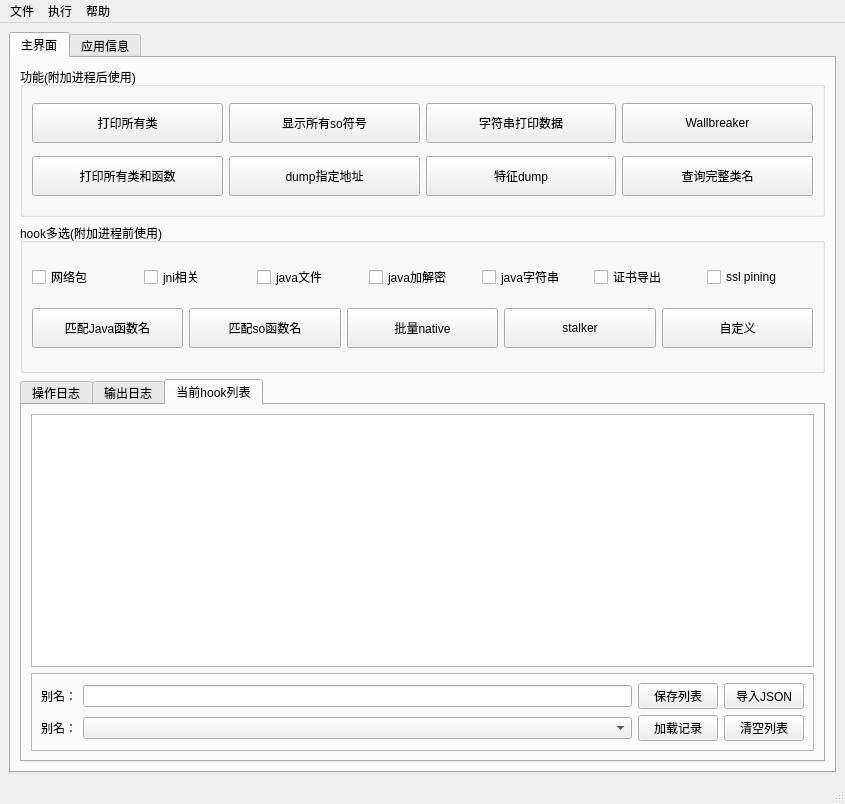
The window that ui/kmain.ui (dqzg12300/fridaUiTools) describes before a commit, drawn with Qt 5.
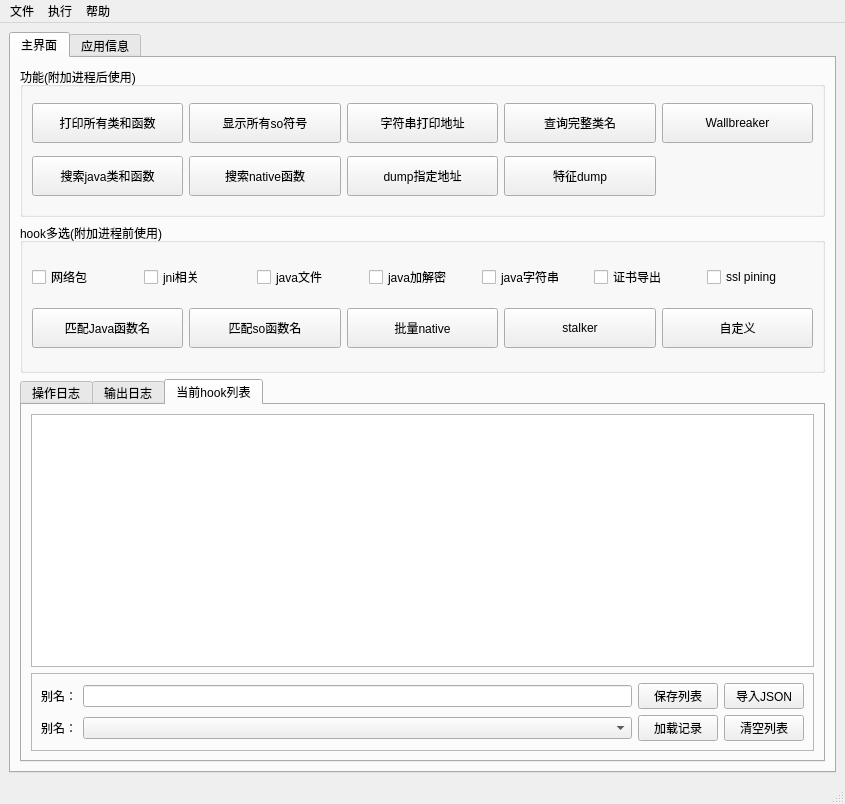
The same window after the commit.

```diff
--- a/ui/kmain.ui
+++ b/ui/kmain.ui
@@ -37,7 +37,7 @@
            <string>功能(附加进程后使用)</string>
           </property>
           <layout class="QGridLayout" name="gridLayout_4">
-           <item row="1" column="1">
+           <item row="2" column="2">
             <widget class="QPushButton" name="btnDumpPtr">
              <property name="minimumSize">
               <size>
@@ -50,8 +50,8 @@
              </property>
             </widget>
            </item>
-           <item row="1" column="0">
-            <widget class="QPushButton" name="btnShowMethods">
+           <item row="0" column="4">
+            <widget class="QPushButton" name="btnWallbreaker">
              <property name="minimumSize">
               <size>
                <width>0</width>
@@ -59,20 +59,7 @@
               </size>
              </property>
              <property name="text">
-              <string>打印所有类和函数</string>
-             </property>
-            </widget>
-           </item>
-           <item row="0" column="2">
-            <widget class="QPushButton" name="btnShowStr">
-             <property name="minimumSize">
-              <size>
-               <width>0</width>
-               <height>40</height>
-              </size>
-             </property>
-             <property name="text">
-              <string>字符串打印数据</string>
+              <string>Wallbreaker</string>
              </property>
             </widget>
            </item>
@@ -89,33 +76,59 @@
              </property>
             </widget>
            </item>
+           <item row="0" column="0">
+            <widget class="QPushButton" name="btnShowMethods">
+             <property name="minimumSize">
+              <size>
+               <width>0</width>
+               <height>40</height>
+              </size>
+             </property>
+             <property name="text">
+              <string>打印所有类和函数</string>
+             </property>
+            </widget>
+           </item>
+           <item row="2" column="1">
+            <widget class="QPushButton" name="btnFindExport">
+             <property name="minimumSize">
+              <size>
+               <width>0</width>
+               <height>40</height>
+              </size>
+             </property>
+             <property name="text">
+              <string>搜索native函数</string>
+             </property>
+            </widget>
+           </item>
+           <item row="0" column="2">
+            <widget class="QPushButton" name="btnDumpStr">
+             <property name="minimumSize">
+              <size>
+               <width>0</width>
+               <height>40</height>
+              </size>
+             </property>
+             <property name="text">
+              <string>字符串打印地址</string>
+             </property>
+            </widget>
+           </item>
+           <item row="2" column="0">
+            <widget class="QPushButton" name="btnFindMethod">
+             <property name="minimumSize">
+              <size>
+               <width>0</width>
+               <height>40</height>
+              </size>
+             </property>
+             <property name="text">
+              <string>搜索java类和函数</string>
+             </property>
+            </widget>
+           </item>
            <item row="0" column="3">
-            <widget class="QPushButton" name="btnWallbreaker">
-             <property name="minimumSize">
-              <size>
-               <width>0</width>
-               <height>40</height>
-              </size>
-             </property>
-             <property name="text">
-              <string>Wallbreaker</string>
-             </property>
-            </widget>
-           </item>
-           <item row="1" column="2">
-            <widget class="QPushButton" name="btnMatchDump">
-             <property name="minimumSize">
-              <size>
-               <width>0</width>
-               <height>40</height>
-              </size>
-             </property>
-             <property name="text">
-              <string>特征dump</string>
-             </property>
-            </widget>
-           </item>
-           <item row="1" column="3">
             <widget class="QPushButton" name="btnFindClassPath">
              <property name="minimumSize">
               <size>
@@ -128,8 +141,8 @@
              </property>
             </widget>
            </item>
-           <item row="0" column="0">
-            <widget class="QPushButton" name="btnShowClasses">
+           <item row="2" column="3">
+            <widget class="QPushButton" name="btnMatchDump">
              <property name="minimumSize">
               <size>
                <width>0</width>
@@ -137,7 +150,7 @@
               </size>
              </property>
              <property name="text">
-              <string>打印所有类</string>
+              <string>特征dump</string>
              </property>
             </widget>
            </item>
```
